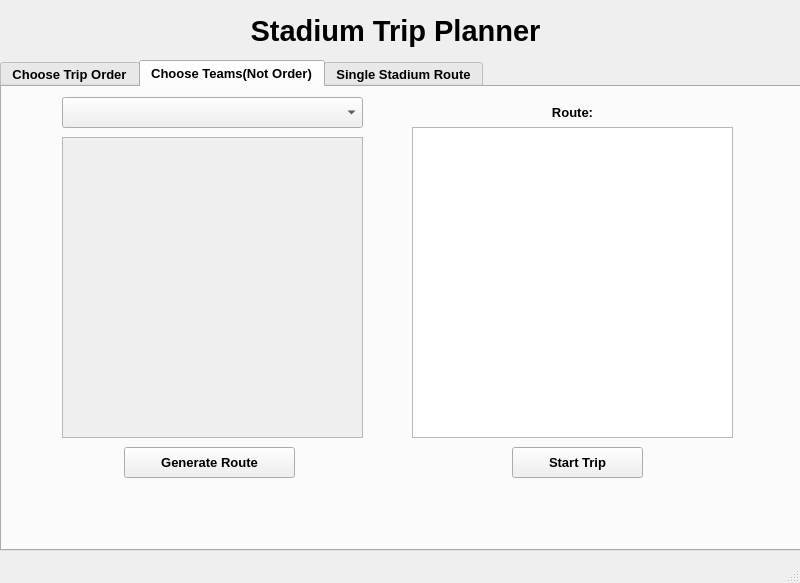
This is StadiumTourProject/mainwindow.ui in joeyCampbelll/CS1D-Project-2 as Qt 5 draws it before an edit. The edited form follows.
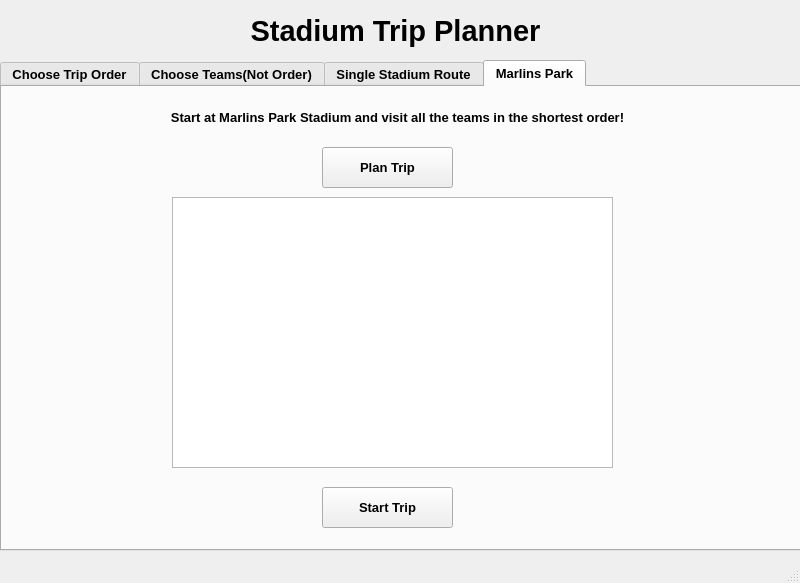
This is the edited form.

Commit message: Finished UI for miami marlins route

What changed in the file:
```diff
--- a/StadiumTourProject/mainwindow.ui
+++ b/StadiumTourProject/mainwindow.ui
@@ -1728,7 +1728,7 @@
        <enum>QTabWidget::Rounded</enum>
       </property>
       <property name="currentIndex">
-       <number>1</number>
+       <number>3</number>
       </property>
       <property name="iconSize">
        <size>
@@ -1968,6 +1968,63 @@
         </property>
        </widget>
       </widget>
+      <widget class="QWidget" name="tab">
+       <attribute name="title">
+        <string>Marlins Park</string>
+       </attribute>
+       <widget class="QLabel" name="label_25">
+        <property name="geometry">
+         <rect>
+          <x>0</x>
+          <y>10</y>
+          <width>791</width>
+          <height>41</height>
+         </rect>
+        </property>
+        <property name="text">
+         <string>Start at Marlins Park Stadium and visit all the teams in the shortest order!</string>
+        </property>
+        <property name="alignment">
+         <set>Qt::AlignCenter</set>
+        </property>
+       </widget>
+       <widget class="QPushButton" name="planTripButton_MiamiMarlins">
+        <property name="geometry">
+         <rect>
+          <x>320</x>
+          <y>60</y>
+          <width>131</width>
+          <height>41</height>
+         </rect>
+        </property>
+        <property name="text">
+         <string>Plan Trip</string>
+        </property>
+       </widget>
+       <widget class="QPushButton" name="startTripButton_MiamiMarlins">
+        <property name="geometry">
+         <rect>
+          <x>320</x>
+          <y>400</y>
+          <width>131</width>
+          <height>41</height>
+         </rect>
+        </property>
+        <property name="text">
+         <string>Start Trip</string>
+        </property>
+       </widget>
+       <widget class="QTextBrowser" name="textBrowser_MiamiMarlins">
+        <property name="geometry">
+         <rect>
+          <x>170</x>
+          <y>110</y>
+          <width>441</width>
+          <height>271</height>
+         </rect>
+        </property>
+       </widget>
+      </widget>
      </widget>
     </widget>
    </widget>
```
Left out of the diff: 2 changed lines with no effect on the pictures. The commit also changes 1 other file.
